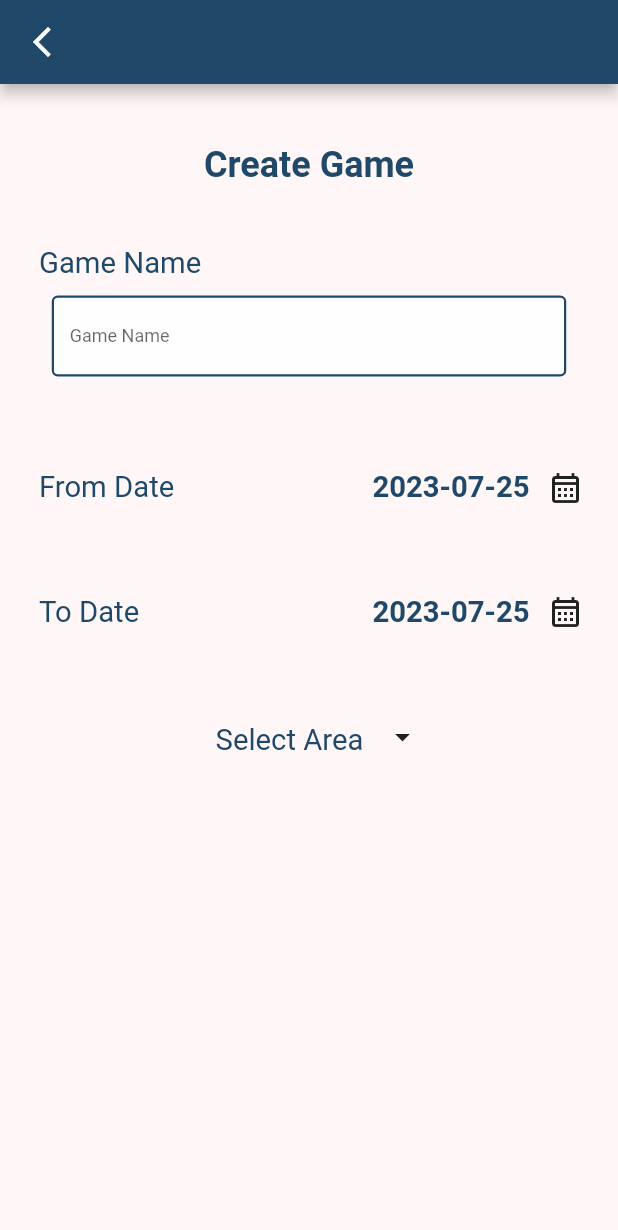
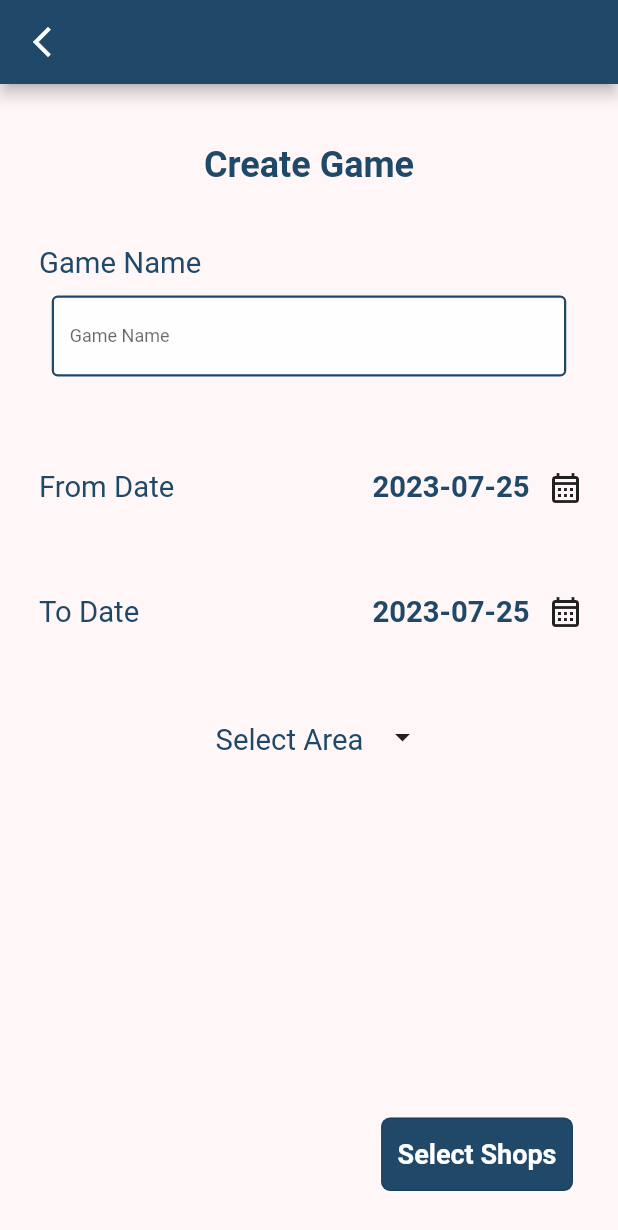
Before and after one commit to AfeefMM/gio-game-admin, a Flutter app: the screen it shows after launch, on a phone screen of 412 x 824 dp. Shown: the top 1230 px of the screen. Run offline on Flutter 3.47's test engine with Material 2 defaults, Android fonts, the phone set to English and light mode, and no system bars; our stand-ins replace dropdown_button2, get; missing offline and left inert: drop_down_list, mysql_utils; Roboto replaces fonts that are missing (WorkSans).

Commit message:
shows areas and shops under it

```diff
--- a/lib/controllers/text_controller.dart
+++ b/lib/controllers/text_controller.dart
@@ -1,6 +1,8 @@
 import 'package:flutter/material.dart';
 import 'package:get/get_rx/src/rx_types/rx_types.dart';
 import 'package:get/get_state_manager/get_state_manager.dart';
+
+import '../model/shop_model.dart';
 
 class TextController extends GetxController {
   TextEditingController staffIDController = TextEditingController();
@@ -9,6 +11,10 @@ class TextController extends GetxController {
   TextEditingController gameFromDateController = TextEditingController();
   TextEditingController gameToDateController = TextEditingController();
   TextEditingController shopAreaController = TextEditingController();
+
+  Rx<List<ShopModel>> shops = Rx<List<ShopModel>>([]);
+  late ShopModel shopModel;
+  var shopCount = 0.obs;
 
   RxString controllerText = ''.obs;
 
@@ -34,4 +40,10 @@ class TextController extends GetxController {
       controllerText.value = shopAreaController.text;
     });
   }
+
+  addShopValue(String name, String value) {
+    shopModel = ShopModel(shopName: name, shopValue: value);
+    shops.value.add(shopModel);
+    shopCount.value = shops.value.length;
+  }
 }
--- a/lib/screens/createGame/createWidgets/areaDropDown.dart
+++ b/lib/screens/createGame/createWidgets/areaDropDown.dart
@@ -111,13 +111,13 @@ class _AreaDropDownBtnState extends State<AreaDropDownBtn> {
                                     list.add(item.name);
                                   }
                                 }
-                                showSnackBar(list.toString());
+                                //showSnackBar(list.toString());
                                 setState(() {
                                   widget.controller.text = list[0].toString();
                                   widget.value = list[0].toString();
                                 });
 
-                                print(widget.controller.text);
+                                // print(widget.controller.text);
                               },
                               enableMultipleSelection: false,
                             ),
--- a/lib/screens/createGame/create_game_1.dart
+++ b/lib/screens/createGame/create_game_1.dart
@@ -7,6 +7,7 @@ import '../../utils/colours.dart';
 import '../../widgets/textLabel.dart';
 import 'createWidgets/areaDropDown.dart';
 import 'createWidgets/createDateWid.dart';
+import 'select_shops.dart';
 
 class CreateGamePageStep1 extends StatefulWidget {
   @override
@@ -88,6 +89,44 @@ class _CreateGamePageStep1State extends State<CreateGamePageStep1> {
                 ),
               ],
             )),
+            Row(
+              mainAxisAlignment: MainAxisAlignment.end,
+              children: [
+                Padding(
+                    padding: const EdgeInsets.fromLTRB(1, 5, 30, 30),
+                    child: ButtonTheme(
+                      minWidth: 300,
+                      child: OutlinedButton(
+                        onPressed: () async {
+                          //onto next page
+                          if (textController.shopAreaController != null) {
+                            Get.to(() => SelectShopsPage(
+                                  areaName:
+                                      textController.shopAreaController.text,
+                                ));
+                          }
+                        },
+                        style: ElevatedButton.styleFrom(
+                            padding: const EdgeInsets.fromLTRB(1, 13, 1, 13),
+                            shape: RoundedRectangleBorder(
+                                borderRadius: BorderRadius.circular(6.0)),
+                            backgroundColor: AppColours.blueColour,
+                            textStyle: const TextStyle(
+                                color: AppColours.btnTextColour)),
+                        child: const Padding(
+                          padding: EdgeInsets.fromLTRB(10, 1, 10, 1),
+                          child: Text(
+                            "Select Shops",
+                            style: TextStyle(
+                                color: AppColours.btnTextColour,
+                                fontSize: 18,
+                                fontWeight: FontWeight.bold),
+                          ),
+                        ),
+                      ),
+                    )),
+              ],
+            )
           ],
         ),
       ),
--- a/lib/widgets/menu_btn.dart
+++ b/lib/widgets/menu_btn.dart
@@ -55,6 +55,9 @@ class _MenuBtnState extends State<MenuBtn> {
                   if (widget.type == "view") {
                     Get.to(() => ViewGamesPage());
                   }
+                  if (widget.type == "create") {
+                    Get.to(() => ViewGamesPage());
+                  }
                 },
                 style: ElevatedButton.styleFrom(
                     padding: const EdgeInsets.fromLTRB(1, 13, 1, 13),
```
Also changed, not shown: lib/model/shop_model.dart (added, +9 -0 lines), lib/screens/createGame/select_shops.dart (added, +180 -0 lines).
